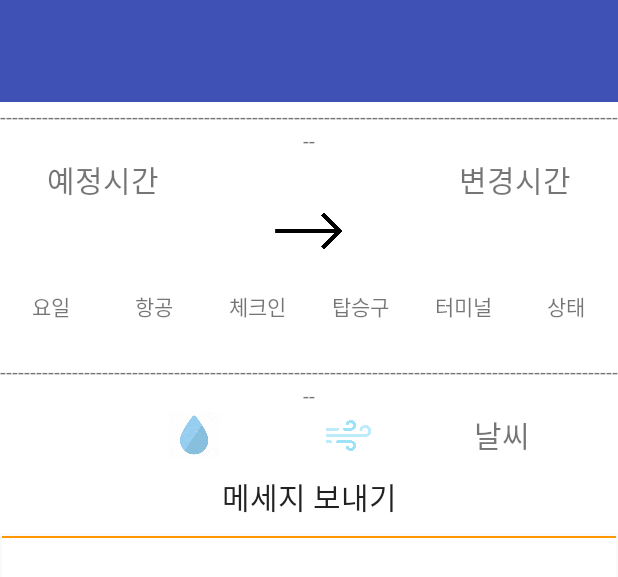
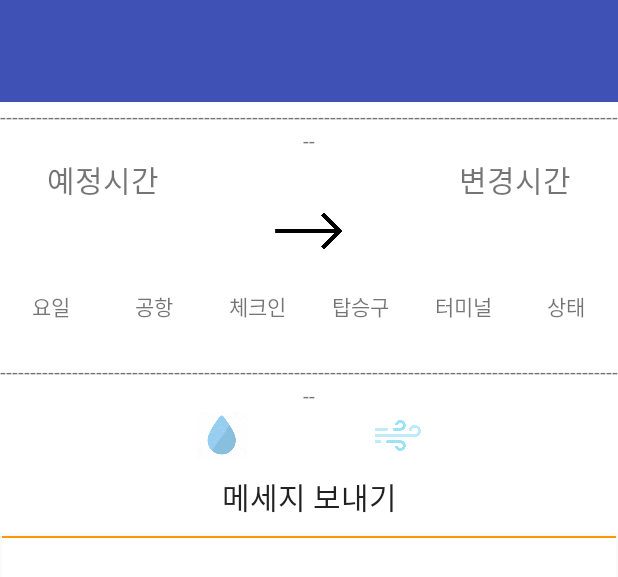
Before and after one commit to Leeseogshin/MBAPP, an Android app: the layout subactivity.xml on its own in the app's theme, with its tools: preview values and no code run, on a phone screen of 412 x 824 dp. Shown: the top 577 px of the screen. Run offline under Robolectric (Android 15) with nearby library versions, the phone set to English and light mode, and no system bars.

Commit message:
UI 일부 수정
UI 일부 수정

```diff
--- a/Teamproject/app/src/main/res/layout/subactivity.xml
+++ b/Teamproject/app/src/main/res/layout/subactivity.xml
@@ -231,7 +231,7 @@
             android:layout_margin="1dp"
             android:layout_weight="1"
             android:background="@drawable/border1"
-            android:text="항공"
+            android:text="공항"
             android:textAlignment="center"/>
 
 
@@ -415,16 +415,6 @@
             android:textSize="20dp"
             android:background="@drawable/border1" />
 
-        <TextView
-            android:layout_width="match_parent"
-            android:layout_height="wrap_content"
-            android:layout_margin="1dp"
-            android:layout_weight="1"
-            android:textAlignment="center"
-            android:textSize="20dp"
-            android:background="@drawable/border1"
-            android:text="날씨" />
-
         <ImageView
             android:background="@drawable/border1"
             android:layout_height="match_parent"
@@ -452,18 +442,6 @@
             style="@style/Widget.AppCompat.Button.Borderless"
             android:textSize="20dp" />
 
-        <!--<Button
-            android:id="@+id/Map"
-            android:layout_width="match_parent"
-            android:layout_height="wrap_content"
-            android:layout_weight="1"
-            android:background="#FFFFFFFF"
-            android:backgroundTint="#00FFFFFF"
-            android:onClick="showMap"
-            android:text="지도 보기"
-            style="@style/Widget.AppCompat.Button.Borderless"
-            android:textSize="20dp" />-->
-
     </TableRow>
 
     <TextView
```
